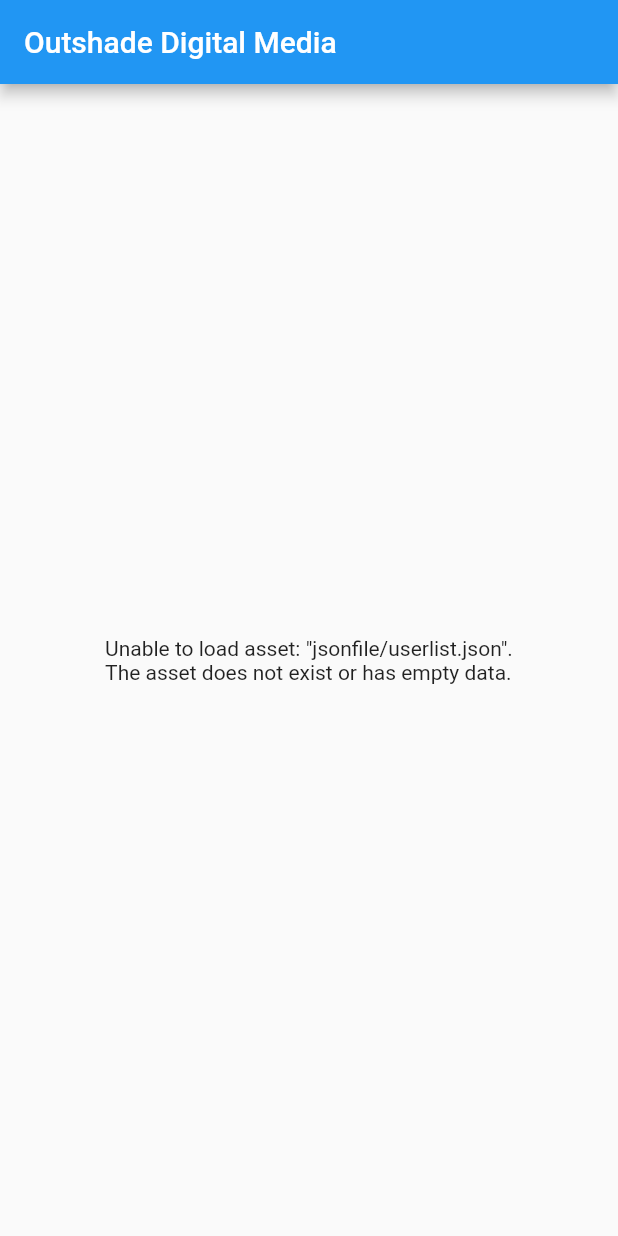
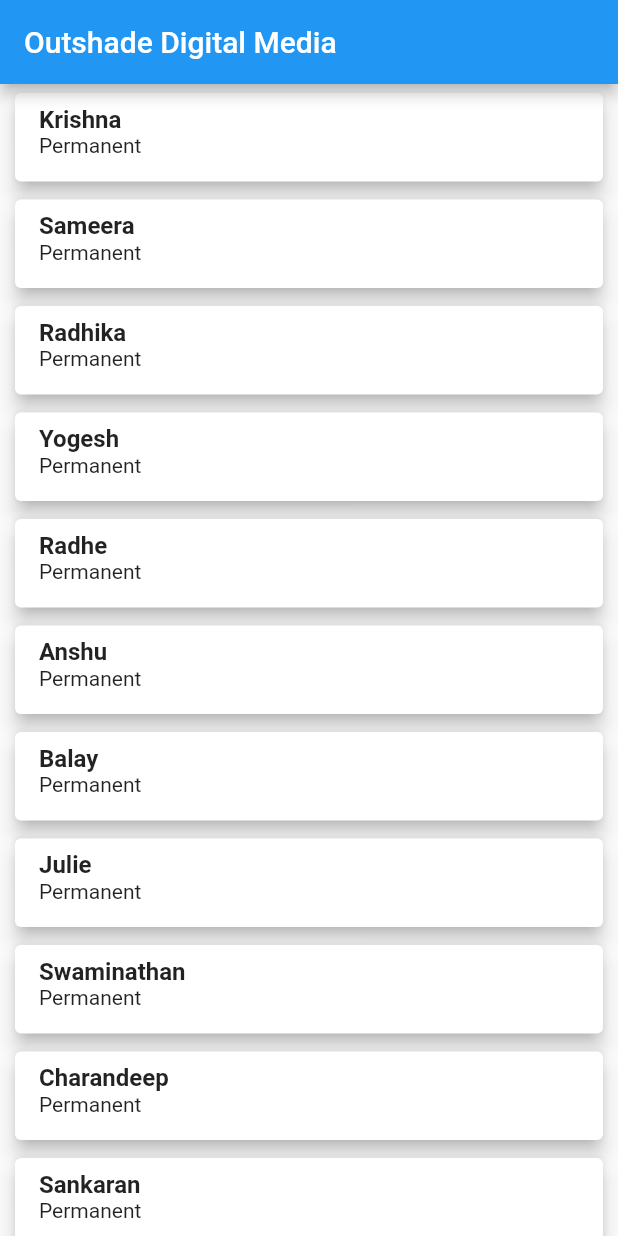
Before and after one commit to Nitinjiwnani/demo_app, a Flutter app: the screen it shows after launch, on a phone screen of 412 x 824 dp. Run offline on Flutter 3.47's test engine with Material 2 defaults, Android fonts, the phone set to English and light mode, and no system bars.

Commit message:
Listview with dialog and gender

```diff
--- /dev/null
+++ b/jsonfile/userlist.json
@@ -0,0 +1,73 @@
+[
+
+    {
+    "name": "Krishna",
+    "id": "1",
+    "atype": "Permanent"
+    },
+    {
+    "name": "Sameera",
+    "id": "2",
+    "atype": "Permanent"
+    },
+    {
+    "name": "Radhika",
+    "id": "3",
+    "atype": "Permanent"
+    },
+    {
+    "name": "Yogesh",
+    "id": "4",
+    "atype": "Permanent"
+    },
+    {
+    "name": "Radhe",
+    "id": "5",
+    "atype": "Permanent"
+    },
+    {
+    "name": "Anshu",
+    "id": "6",
+    "atype": "Permanent"
+    },
+    {
+    "name": "Balay",
+    "id": "7",
+    "atype": "Permanent"
+    },
+    {
+    "name": "Julie",
+    "id": "8",
+    "atype": "Permanent"
+    },
+    {
+    "name": "Swaminathan",
+    "id": "9",
+    "atype": "Permanent"
+    },
+    {
+    "name": "Charandeep",
+    "id": "10",
+    "atype": "Permanent"
+    },
+    {
+    "name": "Sankaran",
+    "id": "11",
+    "atype": "Permanent"
+    },
+    {
+    "name": "Alpa",
+    "id": "12",
+    "atype": "Permanent"
+    },
+    {
+    "name": "Sheth",
+    "id": "13",
+    "atype": "Temproary"
+    },
+    {
+    "name": "Sabina",
+    "id": "14",
+    "atype": "Temproary"
+    }
+]
--- /dev/null
+++ b/lib/screens/user_listview.dart
@@ -0,0 +1,23 @@
+import 'package:demo_app/user_data/user_data.dart';
+import 'package:flutter/material.dart';
+// ignore: library_prefixes
+
+class MyHomePage extends StatefulWidget {
+  const MyHomePage({Key? key}) : super(key: key);
+
+  @override
+  State<MyHomePage> createState() => _MyHomePageState();
+}
+
+class _MyHomePageState extends State<MyHomePage> {
+  get items => null;
+
+  @override
+  Widget build(BuildContext context) {
+    return Scaffold(
+        appBar: AppBar(
+          title: Text("Outshade Digital Media"),
+        ),
+        body: user_data);
+  }
+}
--- a/lib/user_data/user_data.dart
+++ b/lib/user_data/user_data.dart
@@ -4,7 +4,7 @@ import 'package:demo_app/screens/show_dialog_function.dart';
 import 'package:flutter/material.dart';
 import 'package:flutter/services.dart' as rootBundle;
 
-import '../UserDataModel.dart';
+import '../Model/UserDataModel.dart';
 
 var user_data = FutureBuilder(
   future: ReadJsonData(),
--- a/pubspec.yaml
+++ b/pubspec.yaml
@@ -56,6 +56,8 @@ flutter:
   # included with your application, so that you can use the icons in
   # the material Icons class.
   uses-material-design: true
+  assets:
+  - jsonfile/
 
   # To add assets to your application, add an assets section, like this:
   # assets:
```
Also changed, not shown: lib/Model/UserDataModel.dart (added, +13 -0 lines), lib/main.dart (+1 -146 lines), lib/screens/show_dialog_function.dart (added, +18 -0 lines).
